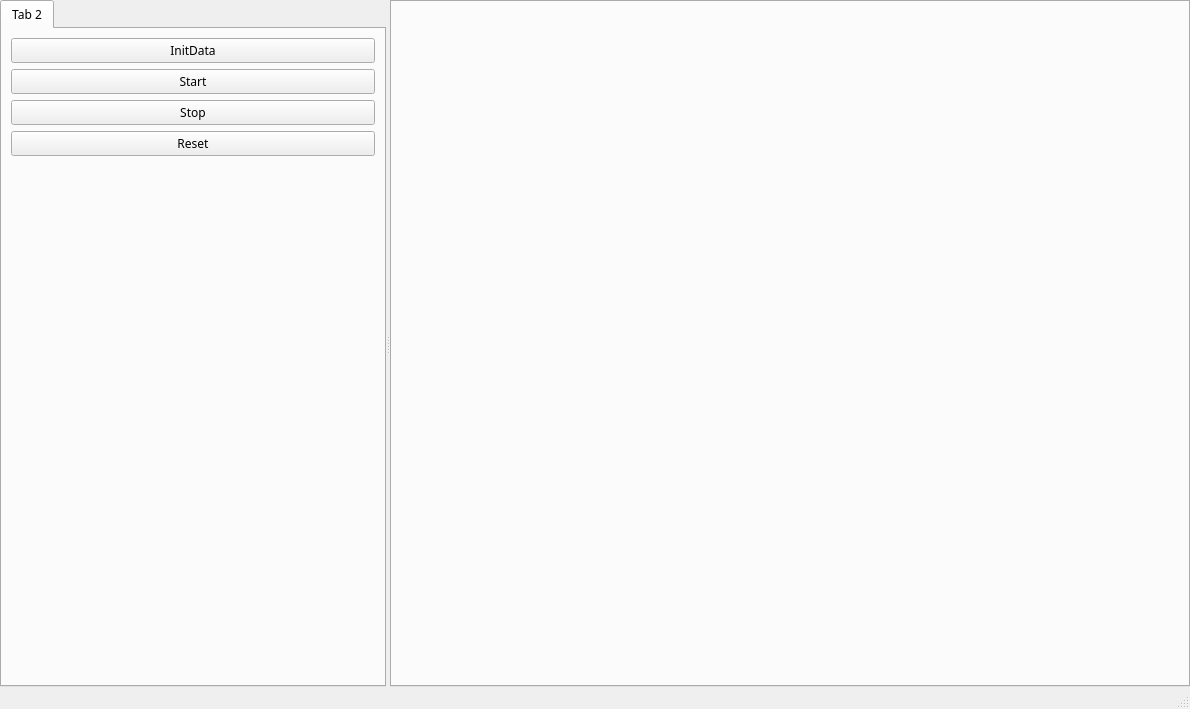
Before: the Qt Designer form QtWindow/MainWindow.ui in BoYuXiang/DeepLearn_PyQtGraph, drawn with Qt 5.
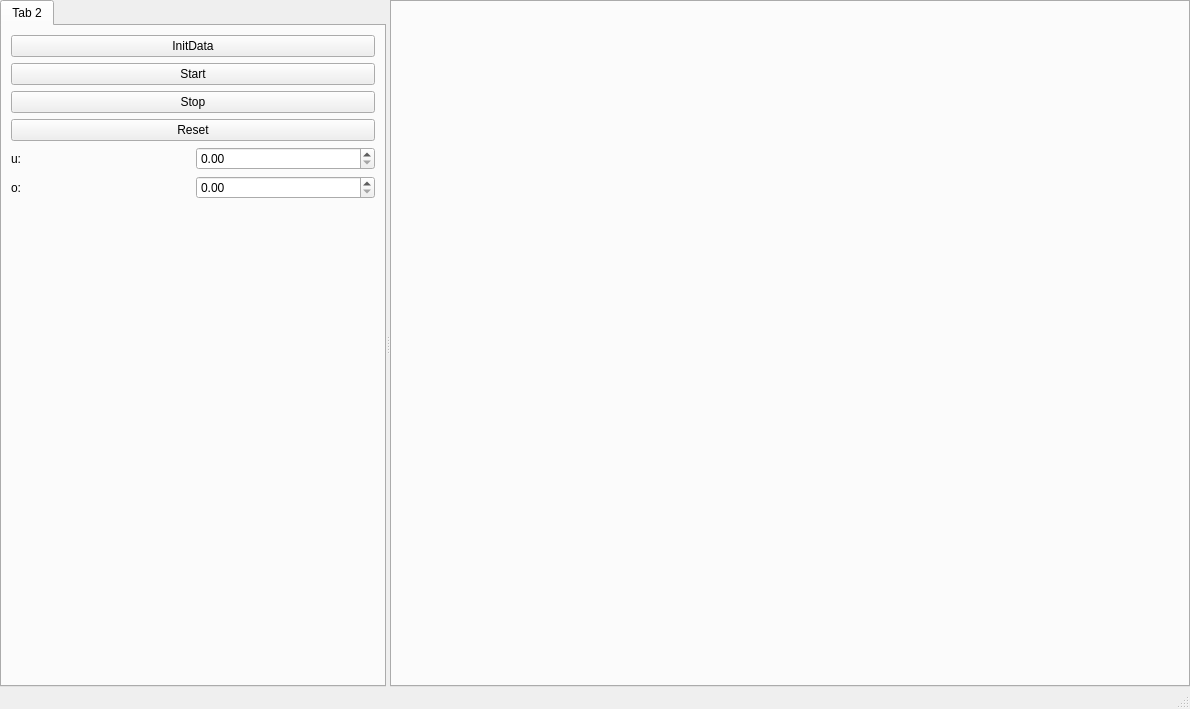
After: the same form once the commit is applied.

Patch:
```diff
--- a/QtWindow/MainWindow.ui
+++ b/QtWindow/MainWindow.ui
@@ -12,7 +12,6 @@
   </property>
   <property name="font">
    <font>
-    <family>微软雅黑</family>
     <bold>false</bold>
    </font>
   </property>
@@ -51,7 +50,7 @@
         </attribute>
         <layout class="QGridLayout" name="gridLayout_2">
          <item row="0" column="0">
-          <layout class="QVBoxLayout" name="verticalLayout">
+          <layout class="QVBoxLayout" name="verticalLayout_2">
            <item>
             <widget class="QPushButton" name="W_InitData">
              <property name="text">
@@ -63,7 +62,6 @@
             <widget class="QPushButton" name="W_Start">
              <property name="font">
               <font>
-               <family>微软雅黑</family>
                <bold>false</bold>
               </font>
              </property>
@@ -76,7 +74,6 @@
             <widget class="QPushButton" name="W_Stop">
              <property name="font">
               <font>
-               <family>微软雅黑</family>
                <bold>false</bold>
               </font>
              </property>
@@ -89,7 +86,6 @@
             <widget class="QPushButton" name="W_Reset">
              <property name="font">
               <font>
-               <family>微软雅黑</family>
                <bold>false</bold>
               </font>
              </property>
@@ -98,6 +94,38 @@
              </property>
             </widget>
            </item>
+           <item>
+            <layout class="QVBoxLayout" name="verticalLayout">
+             <item>
+              <layout class="QHBoxLayout" name="horizontalLayout">
+               <item>
+                <widget class="QLabel" name="label">
+                 <property name="text">
+                  <string>u:</string>
+                 </property>
+                </widget>
+               </item>
+               <item>
+                <widget class="QDoubleSpinBox" name="W_u"/>
+               </item>
+              </layout>
+             </item>
+             <item>
+              <layout class="QHBoxLayout" name="horizontalLayout_2">
+               <item>
+                <widget class="QLabel" name="label_2">
+                 <property name="text">
+                  <string>o:</string>
+                 </property>
+                </widget>
+               </item>
+               <item>
+                <widget class="QDoubleSpinBox" name="W_o"/>
+               </item>
+              </layout>
+             </item>
+            </layout>
+           </item>
            <item>
             <spacer name="verticalSpacer">
              <property name="orientation">
```
